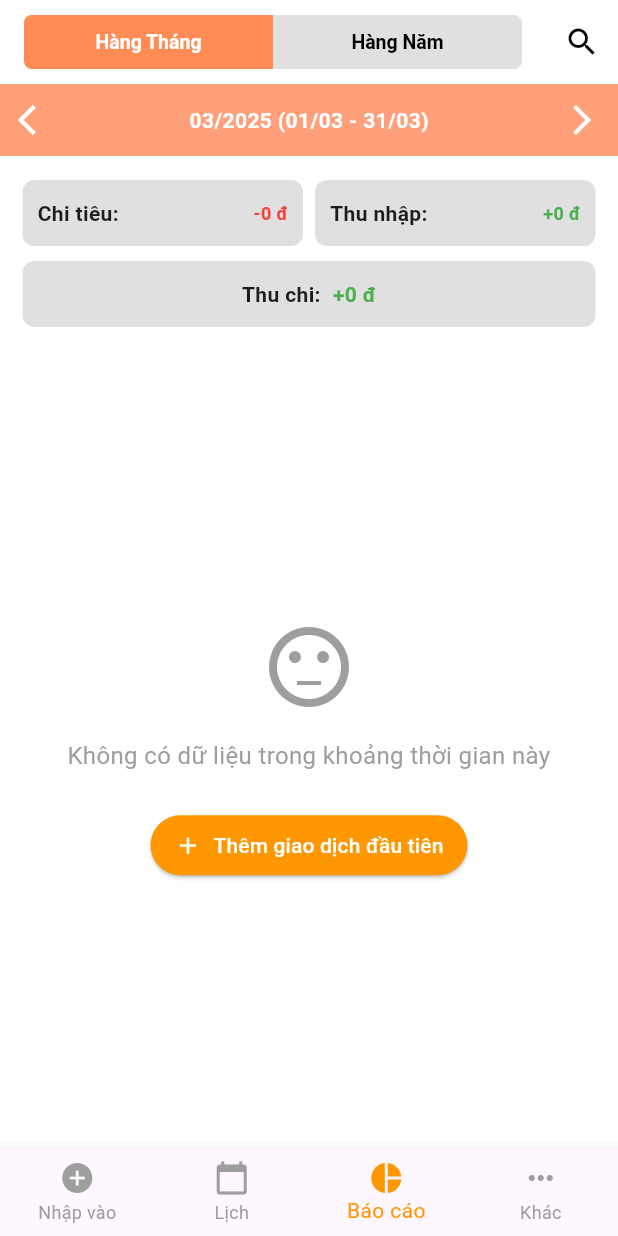
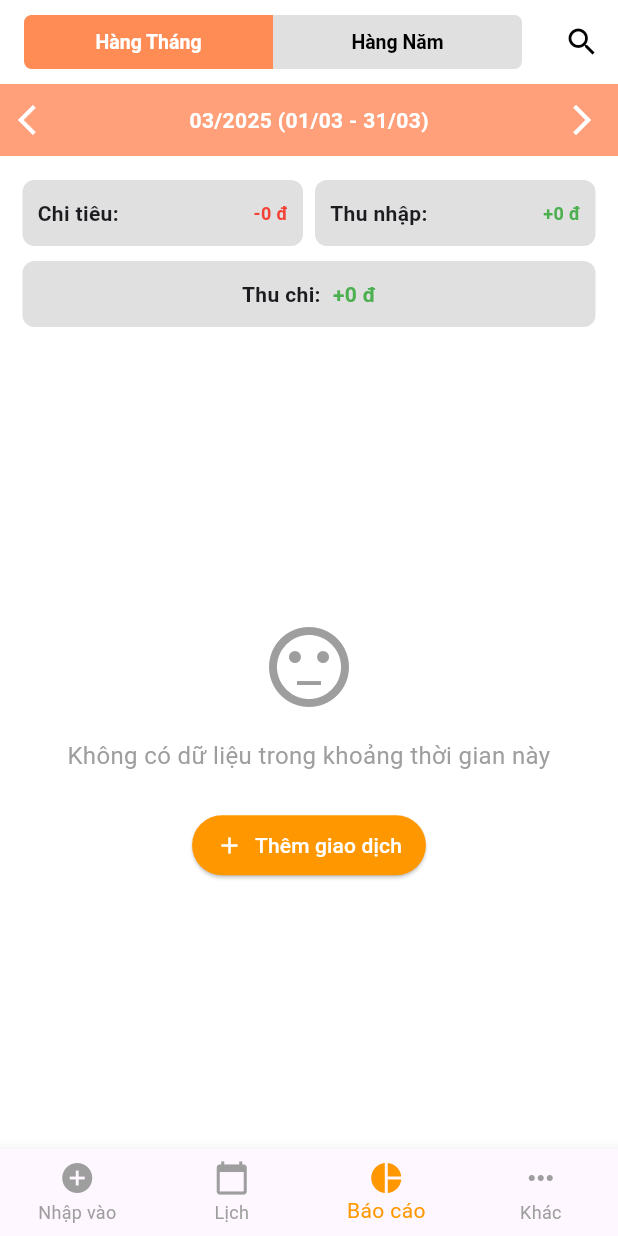
Before and after one commit to Tinhdang-AI/fundy_management_app, a Flutter app: the ReportScreen screen opened directly, on a phone screen of 412 x 824 dp. Run offline on Flutter 3.47's test engine with Material 3 defaults, Android fonts, the phone set to English and light mode, and no system bars; our stand-ins replace cloud_firestore, email_validator, firebase_auth, firebase_core, fl_chart, google_sign_in and 4 more; accounts and stored records are empty.

Commit message:
Update report_screen.dart

```diff
--- a/lib/screens/report_screen.dart
+++ b/lib/screens/report_screen.dart
@@ -324,7 +324,7 @@ class _ReportScreenState extends State<ReportScreen> with SingleTickerProviderSt
               );
             },
             icon: Icon(Icons.add),
-            label: Text('Thêm giao dịch đầu tiên'),
+            label: Text('Thêm giao dịch'),
             style: ElevatedButton.styleFrom(
               backgroundColor: Colors.orange,
               foregroundColor: Colors.white,
```
